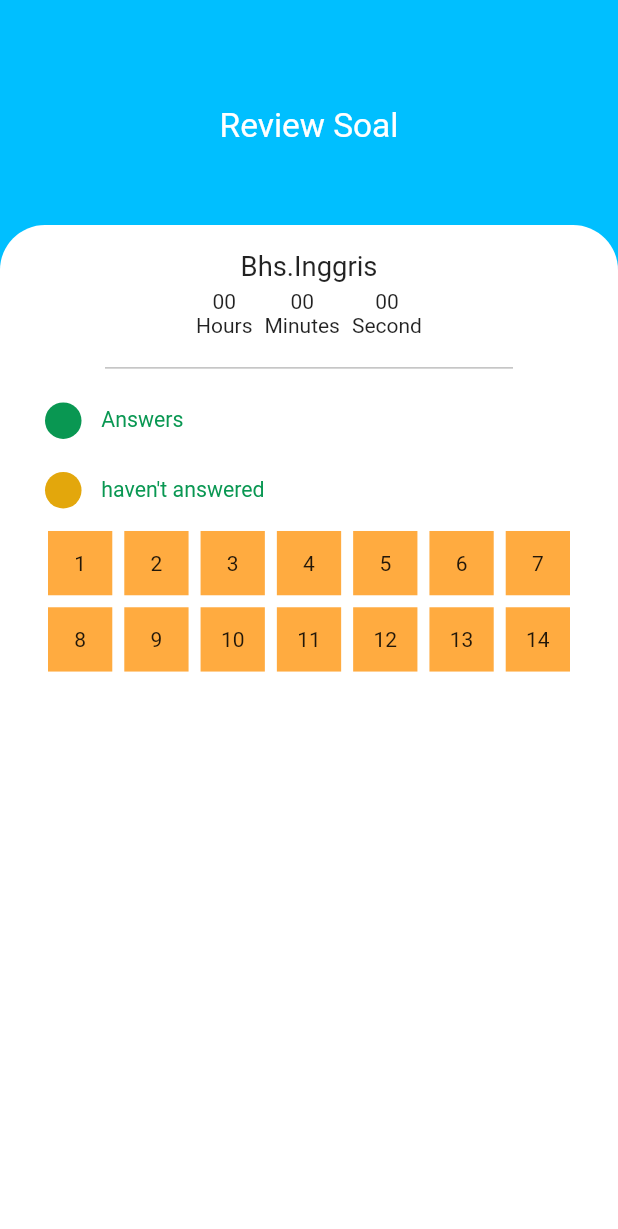
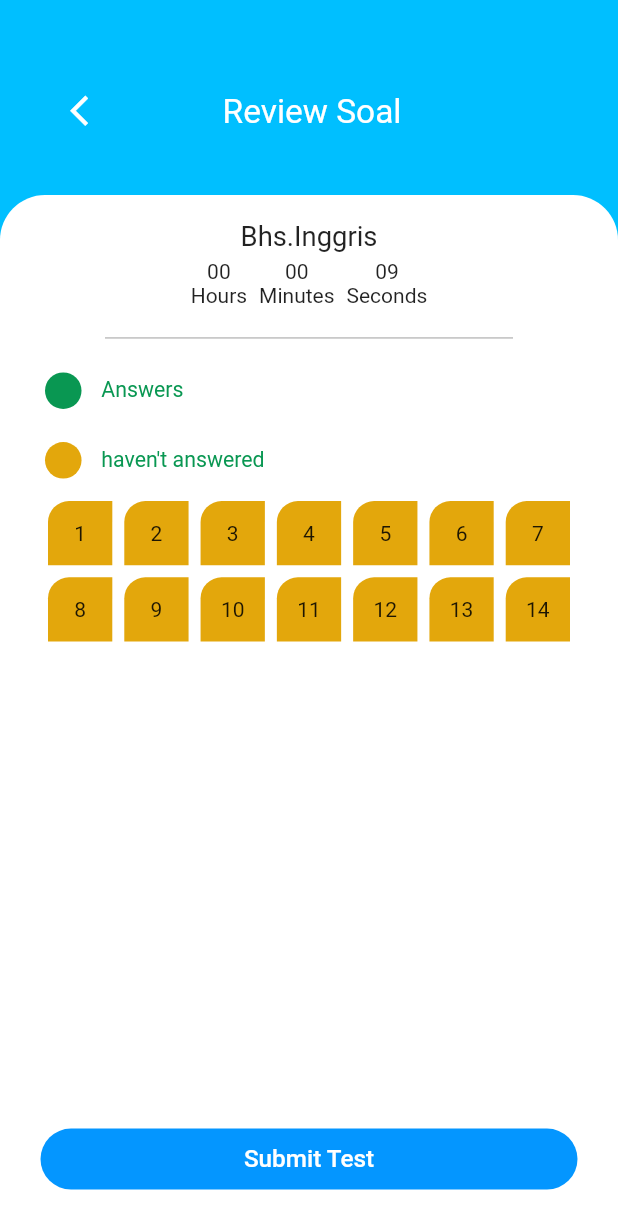
Before and after one commit to fremasadi/siLengkap, a Flutter app: the screen it shows after launch, after a tap on "Question", on a phone screen of 412 x 824 dp. Shown: the top 1229 px of the screen. Run offline on Flutter 3.47's test engine with Material 2 defaults, Android fonts, the light colour scheme and no system bars; our stand-ins replace flutter_screenutil, get.

Commit message:
btn back indicator

```diff
--- a/lib/app/modules/quiz/views/indicator_view.dart
+++ b/lib/app/modules/quiz/views/indicator_view.dart
@@ -1,6 +1,8 @@
 import 'package:flutter/material.dart';
 import 'package:flutter_screenutil/flutter_screenutil.dart';
 import 'package:get/get.dart';
+import 'package:silengkap/app/modules/quiz/views/results_view.dart';
+import '../../../data/models/question_model.dart';
 import '../controllers/quiz_controller.dart';
 
 class IndicatorView extends GetView<QuizController> {
@@ -21,20 +23,39 @@ class IndicatorView extends GetView<QuizController> {
             child: Column(
               children: [
                 Padding(
-                  padding: const EdgeInsets.only(top: 70.0),
-                  child: Text(
+                  padding: const EdgeInsets.symmetric(
+                      vertical: 50, horizontal: 35.0),
+                  child: Row(
+                    mainAxisAlignment: MainAxisAlignment.spaceBetween,
+                    children: [
+                      IconButton(
+                        onPressed: () {
+                          Get.back();
+                        },
+                        icon: Icon(
+                          Icons.arrow_back_ios,
+                          color: Colors.white,
+                          size: 24.sp,
+                        ),
+                      ),
+                      Text(
                         'Review Soal',
                         style: TextStyle(
                           color: Colors.white,
                           fontSize: 22.sp,
                         ),
                       ),
+                      SizedBox(
+                        width: 40.w,
+                      )
+                    ],
+                  ),
                 ),
               ],
             ),
           ),
           Container(
-            margin: const EdgeInsets.only(top: 150),
+            margin: const EdgeInsets.only(top: 130),
             height: context.height,
             decoration: const BoxDecoration(
               color: Colors.white,
@@ -53,39 +74,41 @@ class IndicatorView extends GetView<QuizController> {
                     ),
                   ),
                 ),
-                Row(
+                Obx(() {
+                  return Row(
                     mainAxisAlignment: MainAxisAlignment.center,
                     children: [
                       Column(
-                      children: const [
-                        Text('00'),
-                        Text('Hours'),
+                        children: [
+                          Text(controller.elapsedHours.value),
+                          const Text('Hours'),
                         ],
                       ),
                       Padding(
                         padding: const EdgeInsets.symmetric(horizontal: 8.0),
                         child: Column(
-                        children: const [
-                          Text('00'),
-                          Text('Minutes'),
+                          children: [
+                            Text(controller.elapsedMinutes.value),
+                            const Text('Minutes'),
                           ],
                         ),
                       ),
                       Column(
-                      children: const [
-                        Text('00'),
-                        Text('Second'),
-                      ],
-                    )
+                        children: [
+                          Text(controller.elapsedSeconds.value),
+                          const Text('Seconds'),
                         ],
                       ),
+                    ],
+                  );
+                }),
                 SizedBox(
                   height: 19.h,
                 ),
-                const Padding(
-                  padding: EdgeInsets.symmetric(horizontal: 70.0),
+                Padding(
+                  padding: const EdgeInsets.symmetric(horizontal: 70.0),
                   child: Divider(
-                    height: 2,
+                    height: 2.h,
                     color: Colors.grey,
                   ),
                 ),
@@ -148,9 +171,14 @@ class IndicatorView extends GetView<QuizController> {
                             },
                             child: Container(
                               margin: const EdgeInsets.all(4),
+                              decoration: BoxDecoration(
                                 color: controller.answers[index] == null
-                                  ? Colors.orangeAccent
-                                  : Colors.green,
+                                    ? const Color(0xffE3A70C)
+                                    : const Color(0xff099752),
+                                borderRadius: const BorderRadius.only(
+                                  topLeft: Radius.circular(14),
+                                ),
+                              ),
                               child: Center(
                                 child: Text((index + 1).toString()),
                               ),
@@ -161,6 +189,49 @@ class IndicatorView extends GetView<QuizController> {
                     );
                   }),
                 ),
+                Padding(
+                  padding: const EdgeInsets.only(
+                      left: 27.0, right: 27.0, bottom: 31.0),
+                  child: Align(
+                    alignment: Alignment.bottomCenter,
+                    child: Container(
+                      height: 40.h,
+                      width: context.width,
+                      decoration: BoxDecoration(
+                        color: const Color(0xff0496FF),
+                        borderRadius: BorderRadius.circular(50.0),
+                      ),
+                      child: TextButton(
+                        onPressed: () {
+                          bool allAnswered = true;
+                          for (Option? answer in controller.answers) {
+                            if (answer == null) {
+                              allAnswered = false;
+                              break;
+                            }
+                          }
+                          if (allAnswered) {
+                            Get.to(const ResultsView());
+                          } else {
+                            Get.snackbar(
+                              'Tunggu',
+                              'Selesaikan Semua Soal Terlebih Dahulu.',
+                              snackPosition: SnackPosition.TOP,
+                              duration: const Duration(seconds: 3),
+                            );
+                          }
+                        },
+                        child: Text(
+                          'Submit Test',
+                          style: TextStyle(
+                            fontSize: 16.sp,
+                            color: Colors.white,
+                          ),
+                        ),
+                      ),
+                    ),
+                  ),
+                )
               ],
             ),
           ),
--- a/lib/app/modules/quiz/views/quiz_view.dart
+++ b/lib/app/modules/quiz/views/quiz_view.dart
@@ -20,7 +20,7 @@ class QuizView extends GetView<QuizController> {
           children: [
             Container(
               width: context.width,
-              height: context.height,
+              height: context.height * .5,
               color: const Color(0xff00BFFF),
               child: Column(
                 children: [
```
Lines whose indentation alone changed are shown as unchanged.
